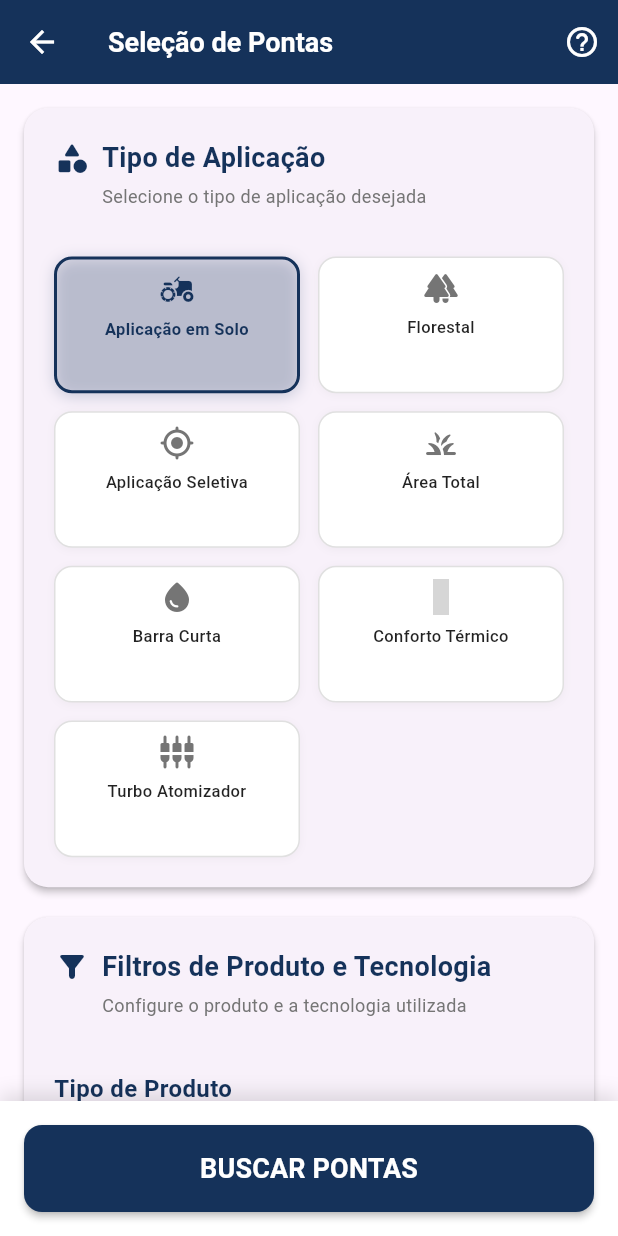
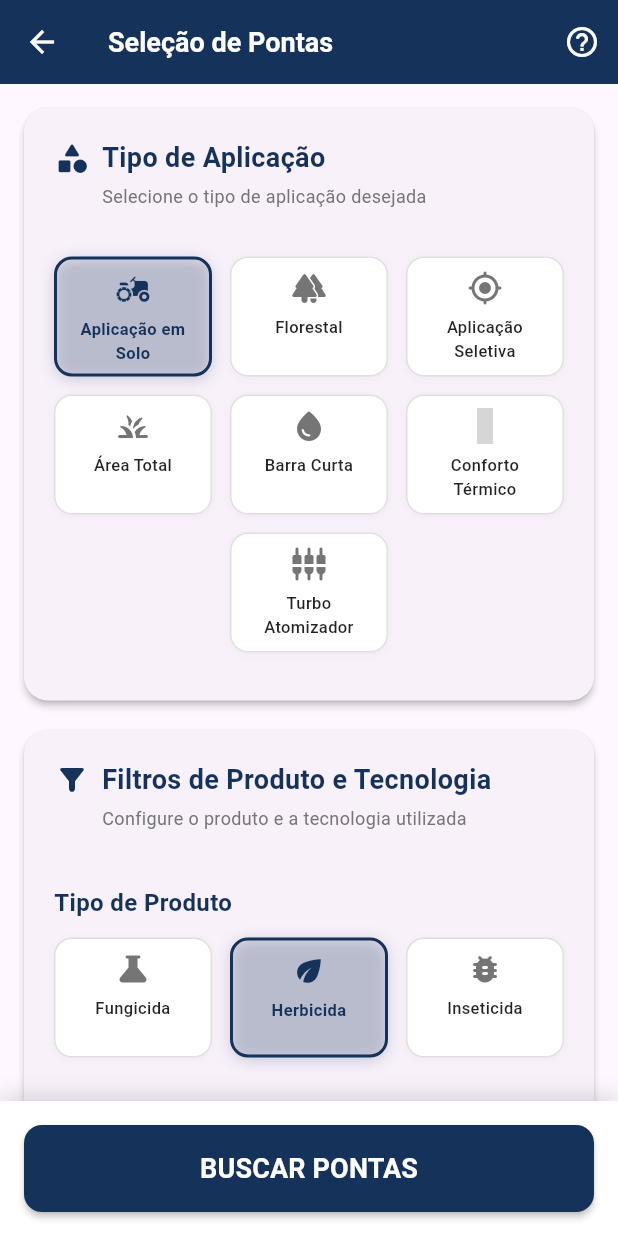
Before and after one commit to Fparaiz0/app_magnojet, a Flutter app: the screen it shows once a user with an empty profile is signed in, in the side drawer, after a tap on "Selecionar Pontas", on a phone screen of 412 x 824 dp. Run offline on Flutter 3.47's test engine with Material 3 defaults, Android fonts, the phone set to English and light mode, and no system bars; our stand-ins replace connectivity_plus, flutter_dotenv, material_design_icons_flutter, supabase_flutter; accounts and stored records are empty; grey boxes are pictures that could not be loaded.

Commit message:
style: reorganize layout with responsive grid system and centered PWM section
- implement 3-column responsive grid for application types and product filters
- separate PWM technology into dedicated centered section with title
- improve visual hierarchy and organization of selection groups
- add proper SafeArea to prevent system navigation overlap

```diff
--- a/lib/pages/home/tip_selection_page.dart
+++ b/lib/pages/home/tip_selection_page.dart
@@ -770,7 +770,8 @@ class _TipSelectionPageState extends State<TipSelectionPage> {
           ),
         ],
       ),
-      body: Form(
+      body: SafeArea(
+        child: Form(
           key: _formKey,
           child: Column(
             children: [
@@ -851,7 +852,7 @@ class _TipSelectionPageState extends State<TipSelectionPage> {
                               ),
                               const SizedBox(height: 24),
                               const Text(
-                              'Modo de Ação / Tecnologia',
+                                'Modo de Ação',
                                 style: TextStyle(
                                   fontSize: 16,
                                   fontWeight: FontWeight.w600,
@@ -862,7 +863,10 @@ class _TipSelectionPageState extends State<TipSelectionPage> {
                               _buildResponsiveButtonGrid(
                                 items: [
                                   ..._actionModes,
-                                {'name': 'PWM', 'icon': Icons.flash_on_rounded}
+                                  {
+                                    'name': 'PWM',
+                                    'icon': Icons.flash_on_rounded
+                                  }
                                 ],
                                 selectedValue: _selectedActionMode,
                                 isPWM: _hasPWM,
@@ -974,6 +978,7 @@ class _TipSelectionPageState extends State<TipSelectionPage> {
             ],
           ),
         ),
+      ),
     );
   }
 
@@ -986,38 +991,132 @@ class _TipSelectionPageState extends State<TipSelectionPage> {
   }) {
     return LayoutBuilder(
       builder: (context, constraints) {
-        final screenWidth = constraints.maxWidth;
+        final bool isActionMode = items.any((item) => item['name'] == 'PWM');
 
-        final actualCrossAxisCount = screenWidth > 800
-            ? crossAxisCount
-            : screenWidth > 500
-                ? 3
-                : 2;
+        if (isActionMode) {
+          final nonPWMItems =
+              items.where((item) => item['name'] != 'PWM').toList();
+          final pwmItems =
+              items.where((item) => item['name'] == 'PWM').toList();
 
-        return GridView.builder(
-          shrinkWrap: true,
-          physics: const NeverScrollableScrollPhysics(),
-          gridDelegate: SliverGridDelegateWithFixedCrossAxisCount(
-            crossAxisCount: actualCrossAxisCount,
-            crossAxisSpacing: 12,
-            mainAxisSpacing: 12,
-            childAspectRatio: 1.8,
+          final hasPWM = pwmItems.isNotEmpty;
+          final pwmItem = hasPWM ? pwmItems.first : null;
+
+          final availableWidth = constraints.maxWidth;
+          final totalSpacing = 12 * (nonPWMItems.length - 1);
+          final buttonWidth =
+              (availableWidth - totalSpacing) / nonPWMItems.length;
+
+          return Column(
+            children: [
+              Padding(
+                padding: const EdgeInsets.only(bottom: 12),
+                child: Row(
+                  mainAxisAlignment: MainAxisAlignment.start,
+                  children: nonPWMItems.asMap().entries.map((entry) {
+                    final index = entry.key;
+                    final item = entry.value;
+                    final isSelected = item['name'] == selectedValue;
+
+                    return Container(
+                      width: buttonWidth,
+                      margin: EdgeInsets.only(
+                        right: index < nonPWMItems.length - 1 ? 12 : 0,
                       ),
-          itemCount: items.length,
-          itemBuilder: (context, index) {
-            final item = items[index];
-            final isSelected =
-                item['name'] == 'PWM' ? isPWM : item['name'] == selectedValue;
-
-            return _buildIconSelectionButton(
+                      child: _buildIconSelectionButton(
                         title: item['name'],
                         icon: item['icon'],
                         isSelected: isSelected,
                         onTap: () => onSelected(item['name']),
                         width: double.infinity,
+                      ),
                     );
-          },
+                  }).toList(),
+                ),
+              ),
+              if (hasPWM && pwmItem != null)
+                Column(
+                  crossAxisAlignment: CrossAxisAlignment.start,
+                  children: [
+                    Padding(
+                      padding: const EdgeInsets.only(bottom: 8, left: 4),
+                      child: Text(
+                        'Tecnologia PWM',
+                        style: TextStyle(
+                          fontSize: 16,
+                          fontWeight: FontWeight.w600,
+                          color: primaryColor,
+                        ),
+                      ),
+                    ),
+                    Row(
+                      mainAxisAlignment: MainAxisAlignment.center,
+                      children: [
+                        SizedBox(
+                          width: buttonWidth,
+                          child: _buildIconSelectionButton(
+                            title: pwmItem['name'],
+                            icon: pwmItem['icon'],
+                            isSelected: isPWM,
+                            onTap: () => onSelected(pwmItem['name']),
+                            width: double.infinity,
+                          ),
+                        ),
+                      ],
+                    ),
+                  ],
+                ),
+            ],
           );
+        } else {
+          final availableWidth = constraints.maxWidth;
+          final itemsPerRow = 3;
+          final totalSpacing = 12 * (itemsPerRow - 1);
+          final buttonWidth = (availableWidth - totalSpacing) / itemsPerRow;
+
+          final List<List<Map<String, dynamic>>> rows = [];
+          for (int i = 0; i < items.length; i += itemsPerRow) {
+            final end = (i + itemsPerRow) < items.length
+                ? (i + itemsPerRow)
+                : items.length;
+            rows.add(items.sublist(i, end));
+          }
+
+          return Column(
+            children: rows.map((rowItems) {
+              final bool isLastRow = rows.last == rowItems;
+              final bool hasSingleItem = rowItems.length == 1;
+
+              return Padding(
+                padding: const EdgeInsets.only(bottom: 12),
+                child: Row(
+                  mainAxisAlignment: isLastRow && hasSingleItem
+                      ? MainAxisAlignment.center
+                      : MainAxisAlignment.start,
+                  children: rowItems.asMap().entries.map((entry) {
+                    final index = entry.key;
+                    final item = entry.value;
+                    final isSelected = item['name'] == selectedValue;
+
+                    return Container(
+                      width: buttonWidth,
+                      margin: EdgeInsets.only(
+                        right: index < rowItems.length - 1 ? 12 : 0,
+                      ),
+                      child: _buildIconSelectionButton(
+                        title: item['name'],
+                        icon: item['icon'],
+                        isSelected: isSelected,
+                        onTap: () => onSelected(item['name']),
+                        width: double.infinity,
+                      ),
+                    );
+                  }).toList(),
+                ),
+              );
+            }).toList(),
+          );
+        }
       },
     );
   }
```
Lines whose indentation alone changed are shown as unchanged.
